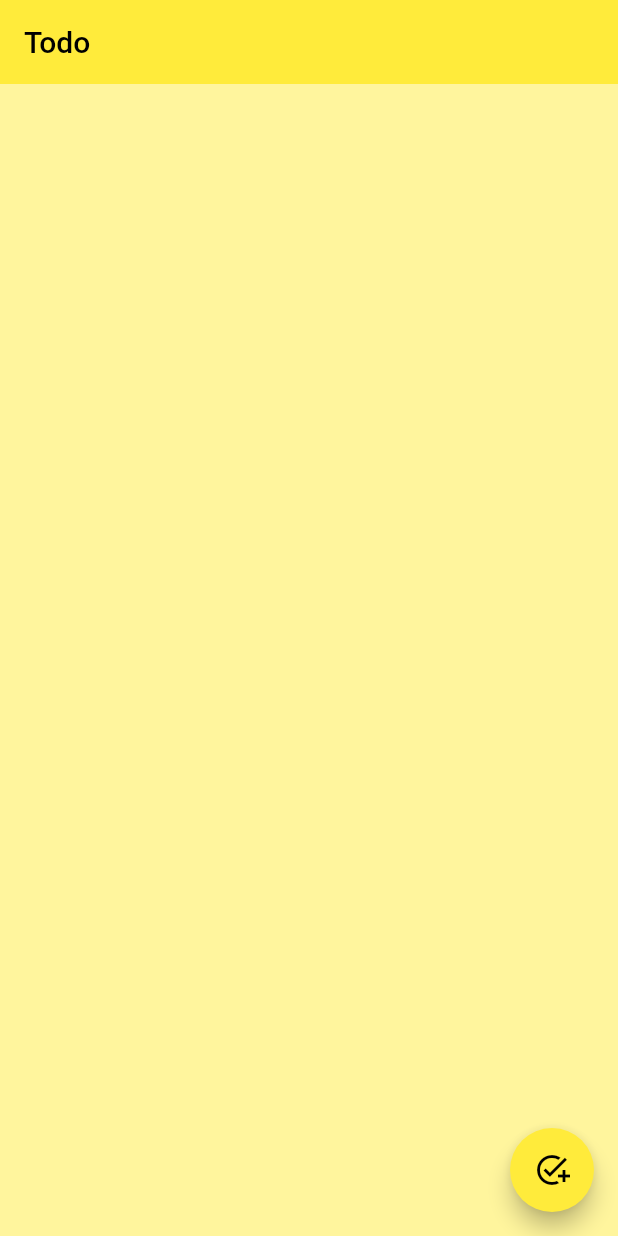
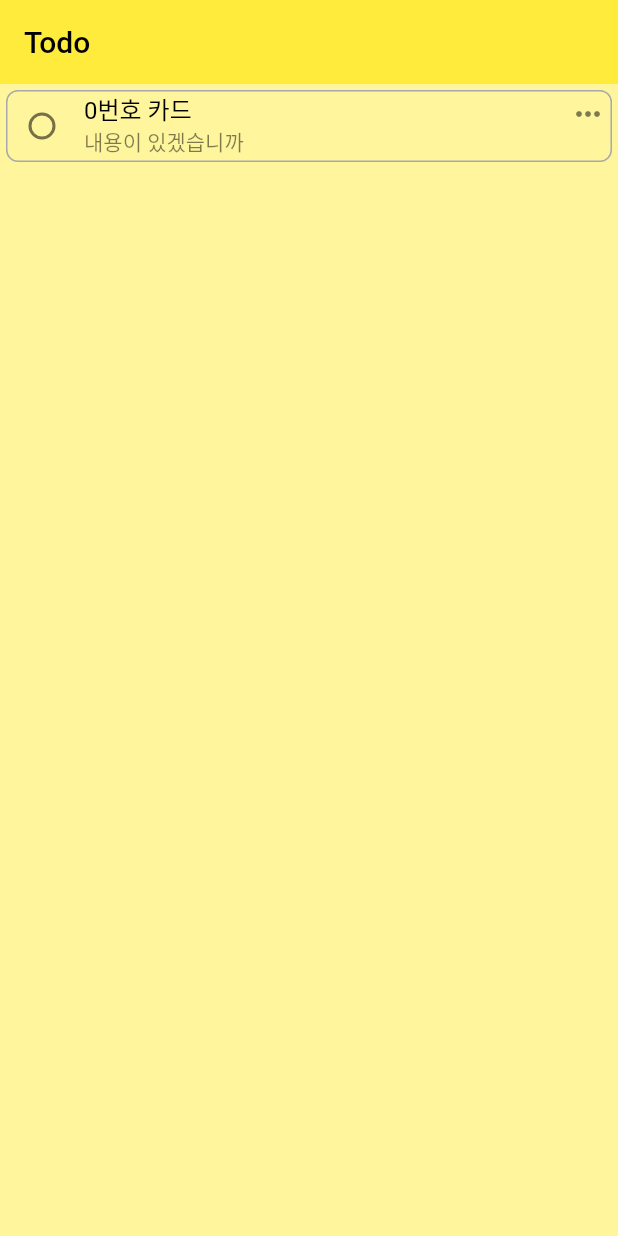
Before and after one commit to Leonamin/todolist, a Flutter app: the screen it shows after launch, on a phone screen of 412 x 824 dp. Run offline on Flutter 3.47's test engine with Material 2 defaults, Android fonts, the phone set to English and light mode, and no system bars.

Commit message:
추가 - 임시 구조 및 작업 카드 UI 구성

```diff
--- /dev/null
+++ b/lib/constants.dart
@@ -0,0 +1,8 @@
+import 'package:flutter/animation.dart';
+
+class Constants {
+  static const prioriy1Color = Color(0xFFFF7F7F);
+  static const prioriy2Color = Color(0xFFFFF77F);
+  static const prioriy3Color = Color(0xFFBAE7AF);
+  static const prioriy4Color = Color(0xFFA7A9AC);
+}
--- a/lib/main.dart
+++ b/lib/main.dart
@@ -1,4 +1,5 @@
 import 'package:flutter/material.dart';
+import 'package:todolist/pages/main/todo_main_page.dart';
 import 'package:todolist/pages/todo_home.dart';
 
 void main() {
@@ -12,7 +13,7 @@ class TodoApp extends StatelessWidget {
       theme: ThemeData(
         primarySwatch: Colors.yellow,
       ),
-      home: TodoHome(),
+      home: TodoMainPage(),
     );
   }
 }
--- a/lib/models/todo_task.dart
+++ b/lib/models/todo_task.dart
@@ -1,4 +1,4 @@
-class Task {
+class TodoTask {
   int id;
   int projectId;
   int sectionId;
@@ -14,7 +14,7 @@ class Task {
   int taskGroupClass;
   int taskOrder;
 
-  Task({
+  TodoTask({
     required this.id,
     required this.projectId,
     required this.sectionId,
--- /dev/null
+++ b/lib/pages/main/todo_main_page.dart
@@ -0,0 +1,25 @@
+import 'package:flutter/material.dart';
+import 'package:provider/provider.dart';
+import 'package:todolist/pages/main/todo_main_screen.dart';
+import 'package:todolist/providers/todo_project_provider.dart';
+
+class TodoMainPage extends StatefulWidget {
+  const TodoMainPage({super.key});
+
+  @override
+  State<TodoMainPage> createState() => _TodoMainPageState();
+}
+
+class _TodoMainPageState extends State<TodoMainPage> {
+  @override
+  Widget build(BuildContext context) {
+    return ChangeNotifierProvider(
+      create: (context) {
+        final provider = TodoProjectProvider();
+        // provider.init()
+        return provider;
+      },
+      builder: (context, child) => TodoMainScreen(),
+    );
+  }
+}
--- /dev/null
+++ b/lib/pages/main/todo_main_screen.dart
@@ -0,0 +1,20 @@
+import 'package:flutter/material.dart';
+import 'package:todolist/widgets/todo_section_panel.dart';
+
+class TodoMainScreen extends StatefulWidget {
+  const TodoMainScreen({super.key});
+
+  @override
+  State<TodoMainScreen> createState() => _TodoMainScreenState();
+}
+
+class _TodoMainScreenState extends State<TodoMainScreen> {
+  @override
+  Widget build(BuildContext context) {
+    return Scaffold(
+      backgroundColor: Colors.yellow[200],
+      appBar: AppBar(title: const Text('Todo'), elevation: 0.0),
+      body: TodoSectionPanel(),
+    );
+  }
+}
--- /dev/null
+++ b/lib/providers/todo_project_provider.dart
@@ -0,0 +1,13 @@
+import 'package:flutter/cupertino.dart';
+import 'package:todolist/models/todo_project.dart';
+
+class TodoProjectProvider extends ChangeNotifier {
+  List<TodoProjectProvider> todoProjectList = [];
+
+  //TODO 추후 원격 서버랑 동기화할 함수임
+  Future<void> syncProjectList() async {}
+  Future<void> addProject() async {}
+  Future<void> deleteProject(int projectId) async {}
+  Future<void> modifyProject(int projectId, TodoProject newProject) async {}
+  Future<void> getProject(int projectId) async {}
+}
--- /dev/null
+++ b/lib/widgets/todo_section_card.dart
@@ -0,0 +1,40 @@
+import 'package:flutter/material.dart';
+import 'package:todolist/models/todo_task.dart';
+import 'package:todolist/widgets/todo_task_card.dart';
+
+class TodoSectionCard extends StatefulWidget {
+  const TodoSectionCard({super.key});
+
+  @override
+  State<TodoSectionCard> createState() => _TodoSectionCardState();
+}
+
+class _TodoSectionCardState extends State<TodoSectionCard> {
+  List<TodoTask> taskList = List.generate(
+      20,
+      (index) => TodoTask(
+          id: index,
+          projectId: index,
+          sectionId: index,
+          title: "$index번호 카드",
+          content: "내용이 있겠습니까",
+          createdAt: DateTime.now().millisecondsSinceEpoch,
+          modifiedAt: DateTime.now().millisecondsSinceEpoch,
+          deadline: DateTime.now().millisecondsSinceEpoch + 10000,
+          isCompleted: false,
+          priority: 1,
+          alarmList: "",
+          taskGroupId: index,
+          taskGroupClass: index,
+          taskOrder: index));
+  @override
+  Widget build(BuildContext context) {
+    return ListView(
+      children: [
+        TodoTaskCard(
+          task: taskList.first,
+        ),
+      ],
+    );
+  }
+}
--- /dev/null
+++ b/lib/widgets/todo_section_panel.dart
@@ -0,0 +1,16 @@
+import 'package:flutter/material.dart';
+import 'package:todolist/widgets/todo_section_card.dart';
+
+class TodoSectionPanel extends StatefulWidget {
+  const TodoSectionPanel({super.key});
+
+  @override
+  State<TodoSectionPanel> createState() => _TodoSectionPanelState();
+}
+
+class _TodoSectionPanelState extends State<TodoSectionPanel> {
+  @override
+  Widget build(BuildContext context) {
+    return TodoSectionCard();
+  }
+}
--- /dev/null
+++ b/lib/widgets/todo_task_card.dart
@@ -0,0 +1,115 @@
+// ignore_for_file: prefer_const_constructors
+
+import 'package:flutter/material.dart';
+import 'package:todolist/constants.dart';
+import 'package:todolist/models/todo_task.dart';
+
+// Todo 작업 1개를 보여줄 위젯
+class TodoTaskCard extends StatefulWidget {
+  TodoTaskCard({super.key, required this.task});
+  TodoTask task;
+
+  @override
+  State<TodoTaskCard> createState() => _TodoTaskCardState();
+}
+
+class _TodoTaskCardState extends State<TodoTaskCard> {
+  bool testIsCompleted = false;
+
+  @override
+  Widget build(BuildContext context) {
+    return Card(
+      // color: Colors.yellow,
+      color: Colors.transparent,
+      shadowColor: Colors.transparent,
+      shape: RoundedRectangleBorder(
+        borderRadius: BorderRadius.circular(8),
+        side: BorderSide(
+          width: 1.0,
+          //TODO 우선순위 구분
+          color: Constants.prioriy4Color,
+        ),
+      ),
+      // elevation: taskProvier.isHover ? 1.0 : 0.5,
+      child: InkWell(
+        child: Row(
+          crossAxisAlignment: CrossAxisAlignment.start,
+          children: [
+            Checkbox(
+              value: testIsCompleted,
+              shape: CircleBorder(
+                  side: BorderSide(
+                width: 1.0,
+                //TODO 우선순위 구분
+                color: Constants.prioriy4Color,
+              )),
+              // onChanged: onPressed
+              onChanged: (value) {
+                setState(() {
+                  testIsCompleted = !testIsCompleted;
+                });
+              },
+              // TODO 우선순위 구분
+              activeColor: Constants.prioriy4Color,
+            ),
+            const SizedBox(
+              width: 4,
+            ),
+            // 작업 내용
+            Flexible(
+              child: Stack(
+                children: [
+                  Visibility(
+                    // TODO 호버링 속성
+                    // visible: provider.isHover ? true : false,
+                    visible: true,
+                    child: Positioned(
+                      top: 4,
+                      right: 4,
+                      child: InkWell(
+                        onTap: () {},
+                        child: Icon(
+                          Icons.more_horiz_outlined,
+                          color: Colors.black.withOpacity(0.5),
+                        ),
+                      ),
+                    ),
+                  ),
+                  Row(
+                    children: [
+                      Column(
+                        crossAxisAlignment: CrossAxisAlignment.start,
+                        children: [
+                          Text(
+                            widget.task.title,
+                            style: TextStyle(
+                              color: !testIsCompleted
+                                  ? Colors.black
+                                  : Colors.black.withOpacity(0.5),
+                              fontSize: 16,
+                              decoration: !testIsCompleted
+                                  ? null
+                                  : TextDecoration.lineThrough,
+                            ),
+                          ),
+                          Text(
+                            widget.task.content,
+                            style: TextStyle(
+                                fontSize: 14,
+                                overflow: TextOverflow.ellipsis,
+                                color: Colors.black.withOpacity(0.5)),
+                            maxLines: 1,
+                          ),
+                        ],
+                      ),
+                    ],
+                  ),
+                ],
+              ),
+            ),
+          ],
+        ),
+      ),
+    );
+  }
+}
--- a/pubspec.yaml
+++ b/pubspec.yaml
@@ -36,6 +36,9 @@ dependencies:
   # The following adds the Cupertino Icons font to your application.
   # Use with the CupertinoIcons class for iOS style icons.
   cupertino_icons: ^1.0.2
+
+  hive: ^2.2.3
+  provider: ^6.0.4
 
 dev_dependencies:
   flutter_test:
```
Also changed, not shown: pubspec.lock.
